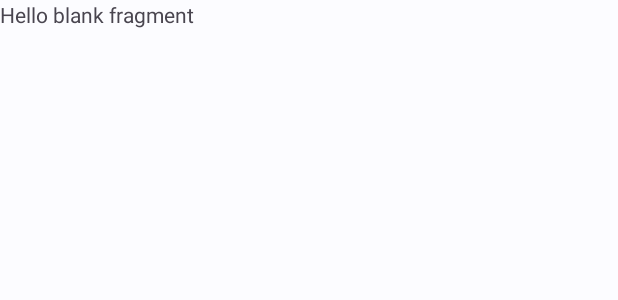
After one commit to czlucius/learntogether, an Android app: the layout fragment_library.xml on its own in the app's theme, with its tools: preview values and no code run, on a phone screen of 412 x 824 dp. The commit adds this screen. Shown: the top 300 px of the screen. Run offline under Robolectric (Android 15) with nearby library versions, the phone set to English and light mode, and no system bars.

Commit message:
Library fragmen

```diff
--- /dev/null
+++ b/LearnTogether/app/src/main/res/layout/fragment_library.xml
@@ -0,0 +1,14 @@
+<?xml version="1.0" encoding="utf-8"?>
+<FrameLayout xmlns:android="http://schemas.android.com/apk/res/android"
+    xmlns:tools="http://schemas.android.com/tools"
+    android:layout_width="match_parent"
+    android:layout_height="match_parent"
+    tools:context=".LibraryFragment">
+
+    <!-- TODO: Update blank fragment layout -->
+    <TextView
+        android:layout_width="match_parent"
+        android:layout_height="match_parent"
+        android:text="@string/hello_blank_fragment" />
+
+</FrameLayout>
--- a/LearnTogether/app/src/main/res/navigation/mobile_navigation.xml
+++ b/LearnTogether/app/src/main/res/navigation/mobile_navigation.xml
@@ -49,5 +49,10 @@
             android:id="@+id/action_registerFragment_to_loginFragment"
             app:destination="@id/loginFragment" />
     </fragment>
+    <fragment
+        android:id="@+id/libraryFragment"
+        android:name="com.sp.learntogether.LibraryFragment"
+        android:label="fragment_library"
+        tools:layout="@layout/fragment_library" />
 
 </navigation>
```
Also changed, not shown: LearnTogether/app/src/main/java/com/sp/learntogether/LibraryFragment.java (added, +64 -0 lines).
